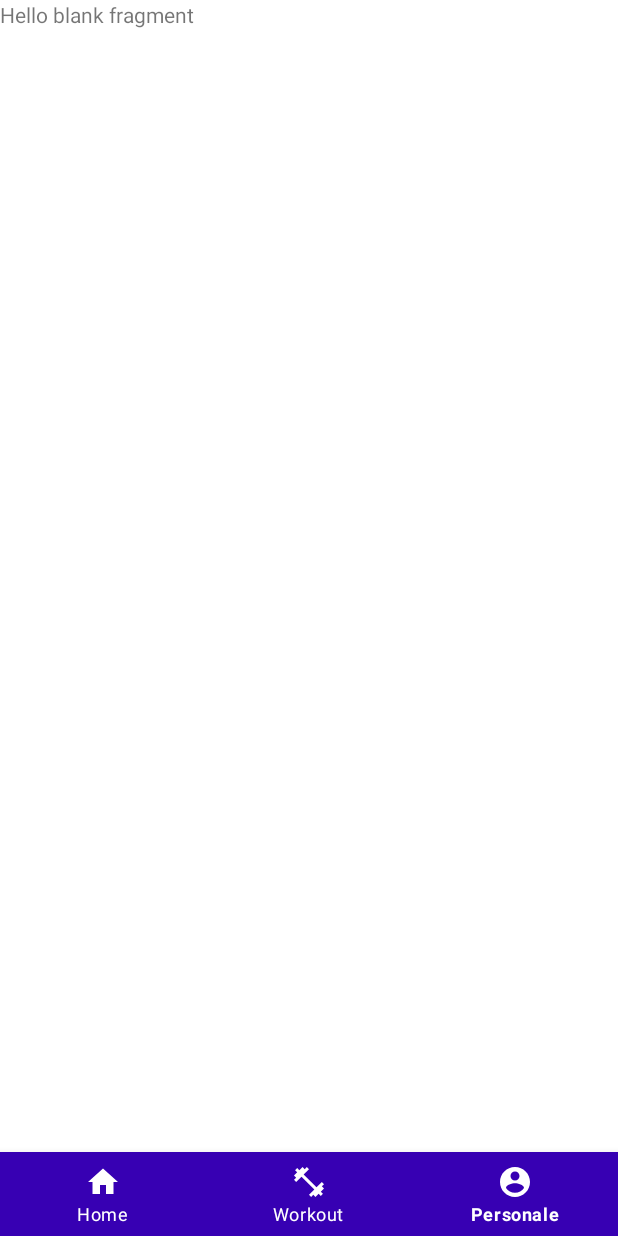
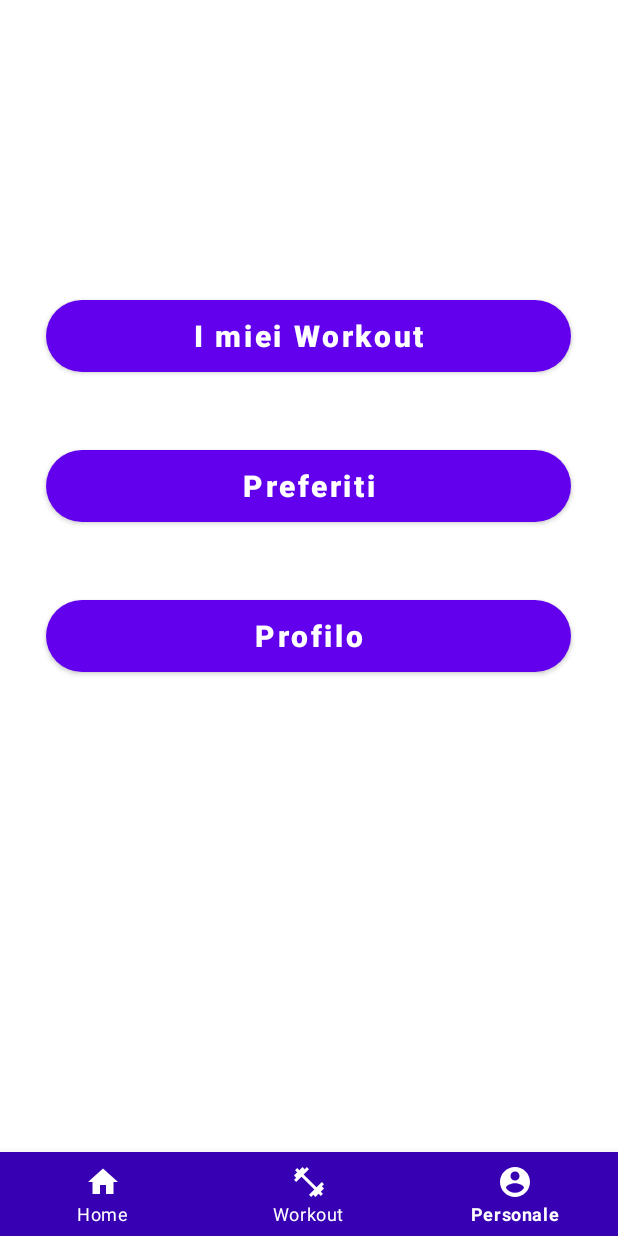
Before and after one commit to lorenzoromandini/massigym_android, an Android app: the PersonaleFragment screen opened through its navigation route, on a phone screen of 412 x 824 dp. Run offline under Robolectric (Android 15) with nearby library versions, the phone set to English and light mode, and no system bars; our stand-ins replace Firebase (no records; nobody signed in at launch, a user with empty details on screens opened directly), data binding, navigation-ui.

Commit message:
Registration, Logout, Navigation

```diff
--- a/app/src/main/java/com/example/massigym_android/PersonaleFragment.kt
+++ b/app/src/main/java/com/example/massigym_android/PersonaleFragment.kt
@@ -6,19 +6,37 @@ import android.view.LayoutInflater
 import android.view.View
 import android.view.ViewGroup
 import androidx.databinding.DataBindingUtil
+import androidx.navigation.findNavController
 import com.example.massigym_android.databinding.FragmentPersonaleBinding
+import com.google.firebase.auth.FirebaseAuth
 
 class PersonaleFragment : Fragment() {
 
     override fun onCreateView(
         inflater: LayoutInflater, container: ViewGroup?,
-        savedInstanceState: Bundle?
+        savedInstanceState: Bundle?,
     ): View? {
 
         val binding: FragmentPersonaleBinding = DataBindingUtil.inflate(
             inflater, R.layout.fragment_personale, container, false)
 
 
+
+
+        binding.personalWorkoutButton.setOnClickListener {
+            binding.root.findNavController().navigate(R.id.from_personale_to_personalWorkout)
+        }
+
+        binding.preferitiButton.setOnClickListener {
+            binding.root.findNavController()
+                .navigate(R.id.from_personale_to_preferiti)
+        }
+
+        binding.profiloButton.setOnClickListener {
+            binding.root.findNavController()
+                .navigate(R.id.from_personale_to_profilo)
+        }
+
         return binding.root
     }
 
--- a/app/src/main/java/com/example/massigym_android/ui/auth/LoginActivity.kt
+++ b/app/src/main/java/com/example/massigym_android/ui/auth/LoginActivity.kt
@@ -27,7 +27,7 @@ class LoginActivity : AppCompatActivity() {
         }
 
         binding.goToRegister.setOnClickListener {
-            val intent = Intent(this@LoginActivity, BottomNavBar::class.java)
+            val intent = Intent(this@LoginActivity, RegistrationActivity::class.java)
             startActivity(intent)
         }
     }
@@ -60,8 +60,9 @@ class LoginActivity : AppCompatActivity() {
             .signInWithEmailAndPassword(email, password)
             .addOnCompleteListener(OnCompleteListener<AuthResult> { task ->
                 if (task.isSuccessful) {
-                    val intent = Intent(this, RegistrationActivity::class.java)
+                    val intent = Intent(this, BottomNavBar::class.java)
                     startActivity(intent)
+                    Toast.makeText(this@LoginActivity, "Login effettuato", Toast.LENGTH_SHORT).show()
                     finish()
                 } else {
                     Toast.makeText(baseContext, "Authentication failed", Toast.LENGTH_LONG).show()
--- a/app/src/main/res/layout/fragment_personale.xml
+++ b/app/src/main/res/layout/fragment_personale.xml
@@ -7,11 +7,44 @@
         android:layout_height="match_parent"
         tools:context=".PersonaleFragment">
 
-        <!-- TODO: Update blank fragment layout -->
-        <TextView
-            android:layout_width="match_parent"
-            android:layout_height="match_parent"
-            android:text="@string/hello_blank_fragment" />
+        <Button
+            android:id="@+id/personalWorkoutButton"
+            android:layout_width="350dp"
+            android:layout_height="wrap_content"
+            android:layout_gravity="center_horizontal"
+            android:layout_marginTop="200dp"
+            android:background="@drawable/button_rounded"
+            android:text="I miei Workout"
+            android:textAllCaps="false"
+            android:textColor="@color/white"
+            android:textSize="20sp"
+            android:textStyle="bold" />
+
+        <Button
+            android:id="@+id/preferitiButton"
+            android:layout_width="350dp"
+            android:layout_height="wrap_content"
+            android:layout_gravity="center_horizontal"
+            android:layout_marginTop="300dp"
+            android:background="@drawable/button_rounded"
+            android:text="Preferiti"
+            android:textAllCaps="false"
+            android:textColor="@color/white"
+            android:textSize="20sp"
+            android:textStyle="bold" />
+
+        <Button
+            android:id="@+id/profiloButton"
+            android:layout_width="350dp"
+            android:layout_height="wrap_content"
+            android:layout_gravity="center_horizontal"
+            android:layout_marginTop="400dp"
+            android:background="@drawable/button_rounded"
+            android:text="Profilo"
+            android:textAllCaps="false"
+            android:textColor="@color/white"
+            android:textSize="20sp"
+            android:textStyle="bold" />
 
     </FrameLayout>
 
--- a/app/src/main/res/navigation/navigation.xml
+++ b/app/src/main/res/navigation/navigation.xml
@@ -23,6 +23,36 @@
         android:name="com.example.massigym_android.PersonaleFragment"
         android:label="Personale"
         tools:layout="@layout/fragment_personale">
+        <action
+            android:id="@+id/from_personale_to_personalWorkout"
+            app:destination="@id/personalWorkoutFragment" />
+        <action
+            android:id="@+id/from_personale_to_preferiti"
+            app:destination="@id/preferitiFragment" />
+        <action
+            android:id="@+id/from_personale_to_profilo"
+            app:destination="@id/profiloFragment" />
+    </fragment>
+
+    <fragment
+        android:id="@+id/personalWorkoutFragment"
+        android:name="com.example.massigym_android.PersonalWorkoutFragment"
+        android:label="I miei Workout"
+        tools:layout="@layout/fragment_personal_workout">
+    </fragment>
+
+    <fragment
+        android:id="@+id/preferitiFragment"
+        android:name="com.example.massigym_android.PreferitiFragment"
+        android:label="Personale"
+        tools:layout="@layout/fragment_preferiti">
+    </fragment>
+
+    <fragment
+        android:id="@+id/profiloFragment"
+        android:name="com.example.massigym_android.ProfiloFragment"
+        android:label="Personale"
+        tools:layout="@layout/fragment_profilo">
     </fragment>
 
 </navigation>
```
Also changed, not shown: app/src/main/java/com/example/massigym_android/ProfiloFragment.kt (+23 -43 lines), app/src/main/java/com/example/massigym_android/ui/auth/RegistrationActivity.kt (+13 -14 lines), app/src/main/res/layout/fragment_profilo.xml (+20 -9 lines).
